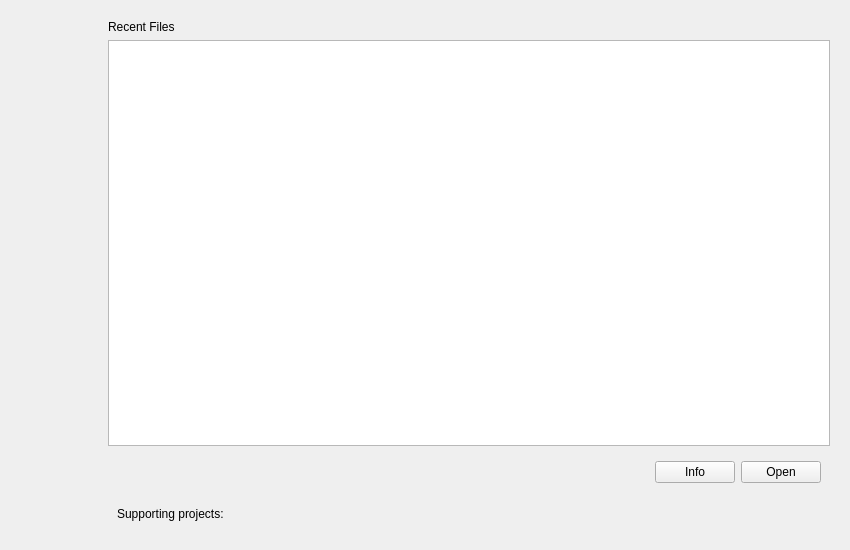
The window that Code/ui/startupwindow.ui (VisIVOLab/ViaLacteaVisualAnalytics) describes before a commit, drawn with Qt 5.
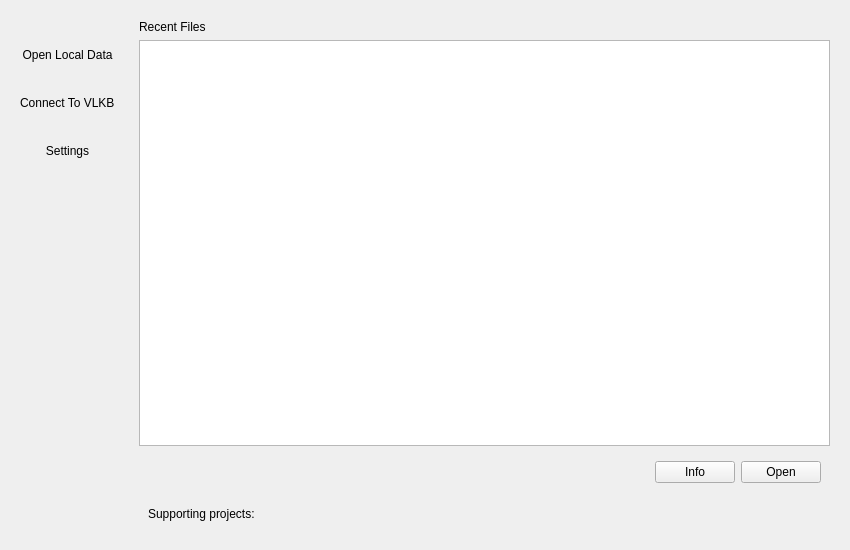
The same window after the commit. Icons and pictures are not drawn.

Diff of the .ui file:
```diff
--- a/Code/ui/startupwindow.ui
+++ b/Code/ui/startupwindow.ui
@@ -52,6 +52,16 @@
         </property>
        </widget>
       </item>
+      <item>
+       <widget class="QLabel" name="label_6">
+        <property name="text">
+         <string>Open Local Data</string>
+        </property>
+        <property name="alignment">
+         <set>Qt::AlignCenter</set>
+        </property>
+       </widget>
+      </item>
       <item>
        <widget class="QPushButton" name="vlkbPushButton">
         <property name="text">
@@ -72,6 +82,13 @@
         </property>
        </widget>
       </item>
+      <item>
+       <widget class="QLabel" name="label_7">
+        <property name="text">
+         <string>Connect To VLKB</string>
+        </property>
+       </widget>
+      </item>
       <item>
        <widget class="QPushButton" name="settingsPushButton">
         <property name="text">
@@ -92,6 +109,29 @@
         </property>
        </widget>
       </item>
+      <item>
+       <widget class="QLabel" name="label_8">
+        <property name="text">
+         <string>Settings</string>
+        </property>
+        <property name="alignment">
+         <set>Qt::AlignCenter</set>
+        </property>
+       </widget>
+      </item>
+      <item>
+       <spacer name="verticalSpacer">
+        <property name="orientation">
+         <enum>Qt::Vertical</enum>
+        </property>
+        <property name="sizeHint" stdset="0">
+         <size>
+          <width>20</width>
+          <height>40</height>
+         </size>
+        </property>
+       </spacer>
+      </item>
      </layout>
     </widget>
    </item>
```
